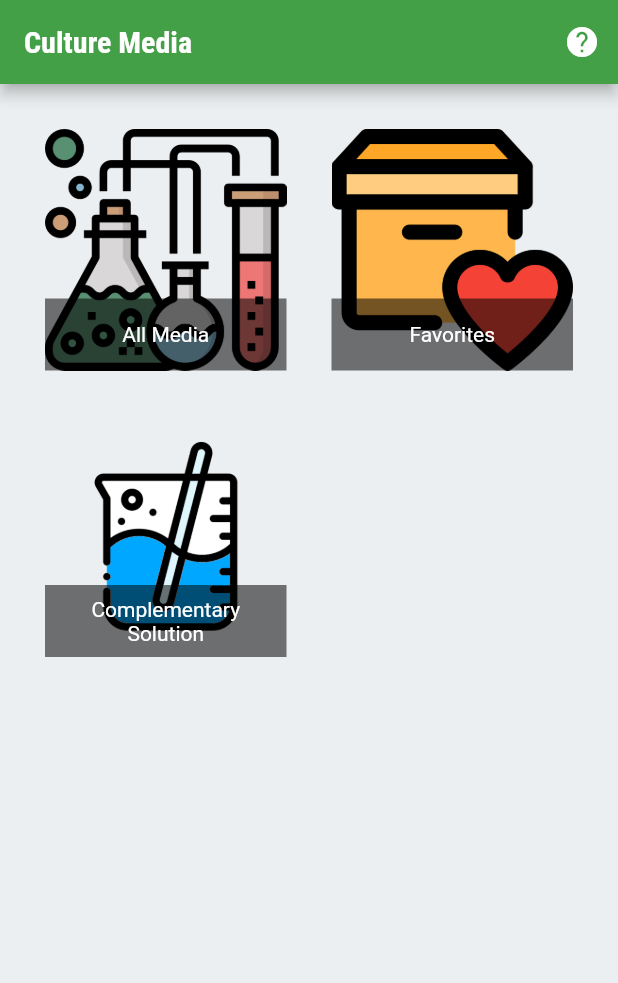
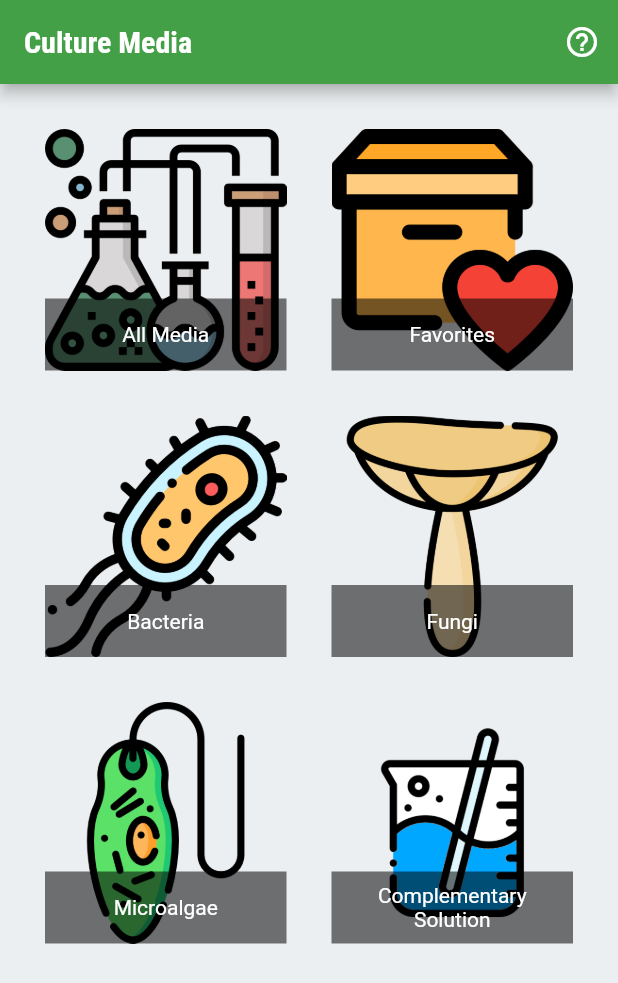
Before and after one commit to Godrigos/mediadb, a Flutter app: the screen it shows after launch, on a phone screen of 412 x 824 dp. Shown: the top 983 px of the screen. Run offline on Flutter 3.47's test engine with Material 2 defaults, Android fonts, the phone set to English and light mode, and no system bars; our stand-ins replace cloud_firestore, firebase_core, hive, hive_flutter; accounts and stored records are empty; generated files the repository leaves out were written again.

Commit message:
all categories created

```diff
--- a/lib/main.dart
+++ b/lib/main.dart
@@ -97,7 +97,7 @@ class _MyHomePageState extends State<MyHomePage> {
             onPressed: () {
               Navigator.of(context).pushNamed(AppRoutes.HELP);
             },
-            icon: const Icon(Icons.help),
+            icon: const Icon(Icons.help_outline),
           )
         ],
       ),
--- a/lib/views/categories_screen.dart
+++ b/lib/views/categories_screen.dart
@@ -32,20 +32,24 @@ class CategoriesScreen extends StatelessWidget {
         List<QueryDocumentSnapshot<Map<String, dynamic>>> allMedia = [];
         // Create Complementary Solutions List
         List<QueryDocumentSnapshot<Map<String, dynamic>>> complement = [];
+        // Create Favorites media list
+        List<QueryDocumentSnapshot<Map<String, dynamic>>> favorites = [];
+        // Create Bacteria media list
+        List<QueryDocumentSnapshot<Map<String, dynamic>>> bacteria = [];
+        // Create Fungi media list
+        List<QueryDocumentSnapshot<Map<String, dynamic>>> fungi = [];
+        // Create Microalgae media list
+        List<QueryDocumentSnapshot<Map<String, dynamic>>> microalgae = [];
+
         docs.forEach(
           (e) {
+            // Evaluate complementary solution entry
             if (e.get("isComplement") == false) {
               allMedia.add(e);
             } else {
               complement.add(e);
             }
-          },
-        );
-
-        // Create Favorites media list
-        List<QueryDocumentSnapshot<Map<String, dynamic>>> favorites = [];
-        docs.forEach(
-          (e) {
+            // Evaluate favorite entry
             if (box.get(e.get('initials')) == null) {
               box.put(
                 e.get('initials'),
@@ -56,6 +60,16 @@ class CategoriesScreen extends StatelessWidget {
               );
             }
             if (box.get(e.get('initials'))!.isFavorite) favorites.add(e);
+            // Evaluate organism entry
+            if (e.get('organism').contains('Bacteria')) {
+              bacteria.add(e);
+            }
+            if (e.get('organism').contains('Fungi')) {
+              fungi.add(e);
+            }
+            if (e.get('organism').contains('Microalgae')) {
+              microalgae.add(e);
+            }
           },
         );
 
@@ -67,6 +81,7 @@ class CategoriesScreen extends StatelessWidget {
           ),
           padding: const EdgeInsets.all(30),
           children: [
+            // All Media Grid Tile
             GridTile(
               child: GestureDetector(
                 onTap: () {
@@ -98,6 +113,7 @@ class CategoriesScreen extends StatelessWidget {
                 ),
               ),
             ),
+            // Favorites Grid Tile
             GridTile(
               child: GestureDetector(
                 onTap: () {
@@ -129,6 +145,103 @@ class CategoriesScreen extends StatelessWidget {
                 ),
               ),
             ),
+            // Bacteria Media Grid Tile
+            GridTile(
+              child: GestureDetector(
+                onTap: () {
+                  bacteria.isNotEmpty
+                      ? Navigator.of(context).pushNamed(
+                          AppRoutes.MEDIA_LIST,
+                          arguments: {'docs': bacteria, 'list': docs},
+                        )
+                      : ScaffoldMessenger.of(context).showSnackBar(
+                          SnackBar(
+                            duration: const Duration(seconds: 2),
+                            content:
+                                Text(AppLocalizations.of(context)!.nothing),
+                          ),
+                        );
+                },
+                child: Image(
+                  fit: BoxFit.cover,
+                  image: AssetImage('assets/icons/bacteria.png'),
+                ),
+              ),
+              footer: GridTileBar(
+                backgroundColor: Colors.black54,
+                title: Text(
+                  'Bacteria',
+                  textAlign: TextAlign.center,
+                  overflow: TextOverflow.visible,
+                  softWrap: true,
+                ),
+              ),
+            ),
+            // Fungi Media Grid Tile
+            GridTile(
+              child: GestureDetector(
+                onTap: () {
+                  fungi.isNotEmpty
+                      ? Navigator.of(context).pushNamed(
+                          AppRoutes.MEDIA_LIST,
+                          arguments: {'docs': fungi, 'list': docs},
+                        )
+                      : ScaffoldMessenger.of(context).showSnackBar(
+                          SnackBar(
+                            duration: const Duration(seconds: 2),
+                            content:
+                                Text(AppLocalizations.of(context)!.nothing),
+                          ),
+                        );
+                },
+                child: Image(
+                  fit: BoxFit.cover,
+                  image: AssetImage('assets/icons/fungi.png'),
+                ),
+              ),
+              footer: GridTileBar(
+                backgroundColor: Colors.black54,
+                title: Text(
+                  'Fungi',
+                  textAlign: TextAlign.center,
+                  overflow: TextOverflow.visible,
+                  softWrap: true,
+                ),
+              ),
+            ),
+            // Microalgae Grid Tile
+            GridTile(
+              child: GestureDetector(
+                onTap: () {
+                  microalgae.isNotEmpty
+                      ? Navigator.of(context).pushNamed(
+                          AppRoutes.MEDIA_LIST,
+                          arguments: {'docs': microalgae, 'list': docs},
+                        )
+                      : ScaffoldMessenger.of(context).showSnackBar(
+                          SnackBar(
+                            duration: const Duration(seconds: 2),
+                            content:
+                                Text(AppLocalizations.of(context)!.nothing),
+                          ),
+                        );
+                },
+                child: Image(
+                  fit: BoxFit.cover,
+                  image: AssetImage('assets/icons/microalgae.png'),
+                ),
+              ),
+              footer: GridTileBar(
+                backgroundColor: Colors.black54,
+                title: Text(
+                  'Microalgae',
+                  textAlign: TextAlign.center,
+                  overflow: TextOverflow.visible,
+                  softWrap: true,
+                ),
+              ),
+            ),
+            // Complementary Solutions Grid Tile
             GridTile(
               child: GestureDetector(
                 onTap: () {
--- a/lib/views/medium_detail_screen.dart
+++ b/lib/views/medium_detail_screen.dart
@@ -48,6 +48,12 @@ class MediumDetailScreen extends StatelessWidget {
       backgroundColor: Colors.blueGrey[50],
       appBar: AppBar(
         title: Text(medium.initials),
+        actions: [
+          IconButton(
+            onPressed: () {},
+            icon: const Icon(Icons.calculate_rounded),
+          )
+        ],
       ),
       body: SafeArea(
         child: SingleChildScrollView(
```
